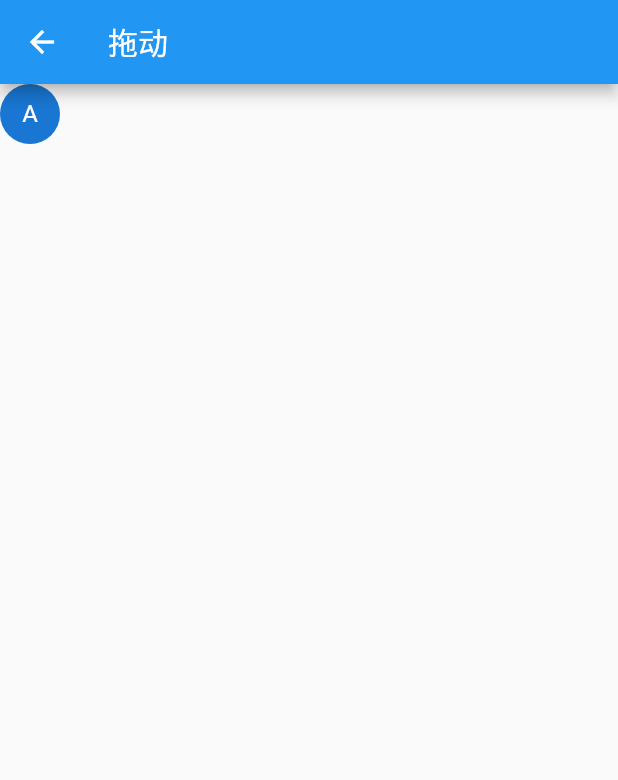
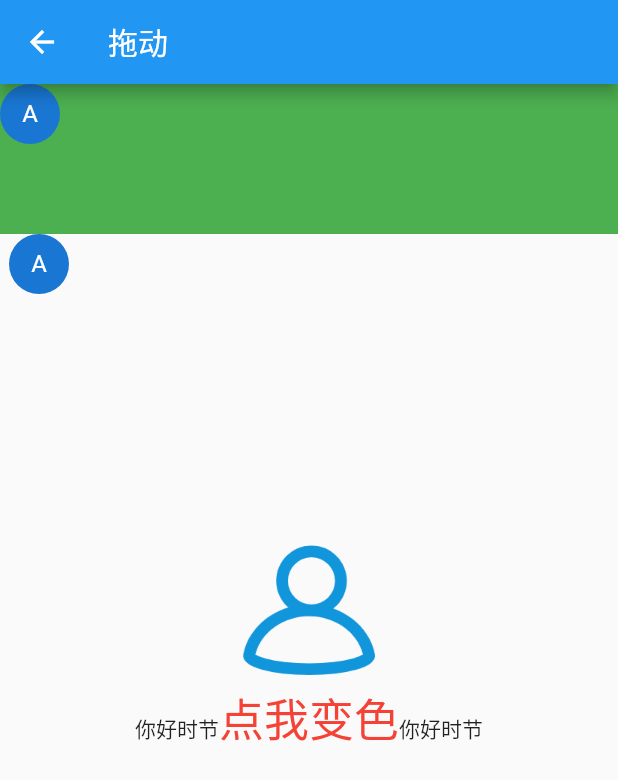
Before and after one commit to zhou-jun-jie/hello_world, a Flutter app: the DragWidgetRoute screen opened directly, on a phone screen of 412 x 824 dp. Shown: the top 780 px of the screen. Run offline on Flutter 3.47's test engine with Material 2 defaults, Android fonts, the phone set to English and light mode, and no system bars.

Commit message:
添加事件通知

```diff
--- a/lib/drag.dart
+++ b/lib/drag.dart
@@ -1,3 +1,4 @@
+import 'package:flutter/gestures.dart';
 import 'package:flutter/material.dart';
 
 class DragWidgetRoute extends StatefulWidget {
@@ -14,9 +15,14 @@ class _DragState extends State<DragWidgetRoute> {
   @override
   Widget build(BuildContext context) {
     return Scaffold(
-      appBar: AppBar(title: Text('拖动'),),
-      body: Container(
-          height: 200,
+      appBar: AppBar(
+        title: Text('拖动'),
+      ),
+      body: Column(
+        children: [
+          Container(
+              color: Colors.green,
+              height: 100,
               child: Stack(
                 children: <Widget>[
                   Positioned(
@@ -45,6 +51,119 @@ class _DragState extends State<DragWidgetRoute> {
                   )
                 ],
               )),
+          ConstrainedBox(
+            constraints: BoxConstraints.tightFor(width: 400.0, height: 200.0),
+            // TODO: 疑问使用expand报错
+            // constraints: BoxConstraints.expand(),
+            child: DragVertical(),
+          ),
+          ConstrainedBox(
+            constraints: BoxConstraints.tightFor(width: 400.0, height: 100.0),
+            // constraints: BoxConstraints.expand(),
+            child: ScaleWidget(),
+          ),
+          GestureRecognizer()
+        ],
+      ),
     );
   }
 }
+
+class DragVertical extends StatefulWidget {
+  @override
+  State<StatefulWidget> createState() {
+    return _DragVerticalState();
+  }
+}
+
+class _DragVerticalState extends State<DragVertical> {
+  double _top = 0.0;
+
+  @override
+  Widget build(BuildContext context) {
+    return Stack(
+      children: [
+        Positioned(
+            top: _top,
+            child: GestureDetector(
+              child: CircleAvatar(
+                child: Text('A'),
+              ),
+              onVerticalDragUpdate: (DragUpdateDetails details) {
+                setState(() {
+                  _top += details.delta.dy;
+                });
+              },
+            ))
+      ],
+    );
+  }
+}
+
+class ScaleWidget extends StatefulWidget {
+  @override
+  State<StatefulWidget> createState() {
+    return _ScaleState();
+  }
+
+}
+
+class _ScaleState extends State<ScaleWidget> {
+
+  double _width = 200.0;
+
+  @override
+  Widget build(BuildContext context) {
+    return Center(
+      child: GestureDetector(
+        child: Image.asset("images/avatar.png", width: _width,),
+        onScaleUpdate: (ScaleUpdateDetails details) {
+          setState(() {
+            _width = 200 * details.scale.clamp(.8, 10.0);
+          });
+        },
+      ),
+    );
+  }
+
+}
+
+class GestureRecognizer extends StatefulWidget {
+  @override
+  State<StatefulWidget> createState() {
+    return _GestureRecognizerState();
+  }
+
+}
+
+class _GestureRecognizerState extends State<GestureRecognizer> {
+
+  TapGestureRecognizer _tapGestureRecognizer = TapGestureRecognizer();
+  bool _toggle = false;
+
+  @override
+  Widget build(BuildContext context) {
+    return Center(
+      child: Text.rich(
+
+        TextSpan(
+            children: [
+            TextSpan(text: '你好时节'),
+        TextSpan(text: "点我变色",
+            style: TextStyle(
+                fontSize: 30.0,
+                color: _toggle ? Colors.blue : Colors.red,
+            ),
+            recognizer: _tapGestureRecognizer
+              ..onTap = () {
+                setState(() {
+                  _toggle = !_toggle;
+                });
+              }),
+        TextSpan(text: '你好时节'),
+        ],
+      ),
+    ),);
+  }
+
+}
```
Also changed, not shown: lib/event.dart (added, +47 -0 lines). Lines whose indentation alone changed are shown as unchanged.
